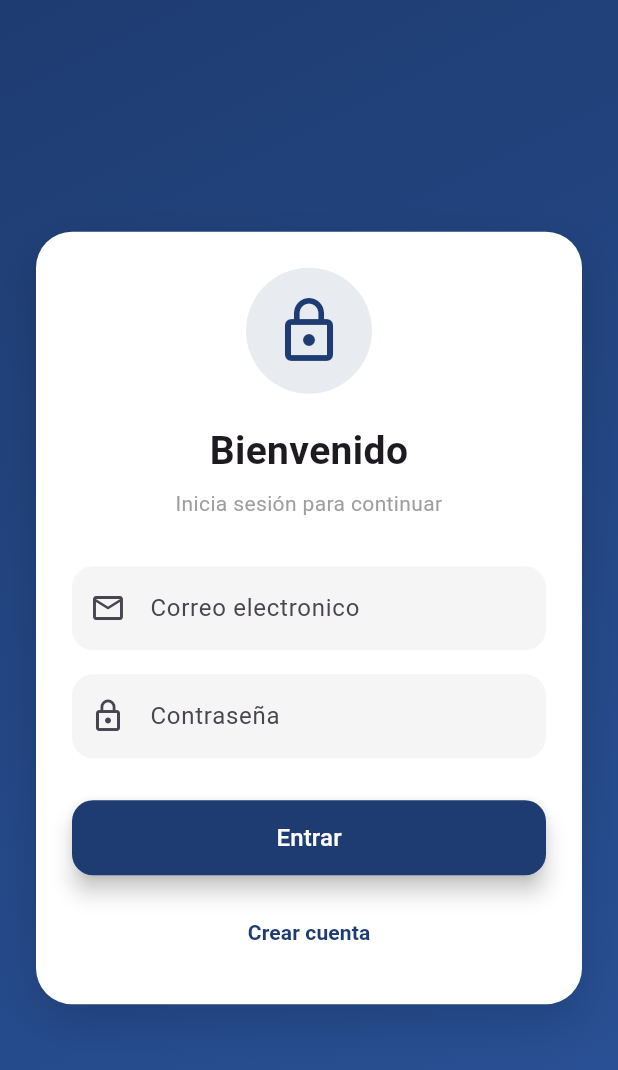
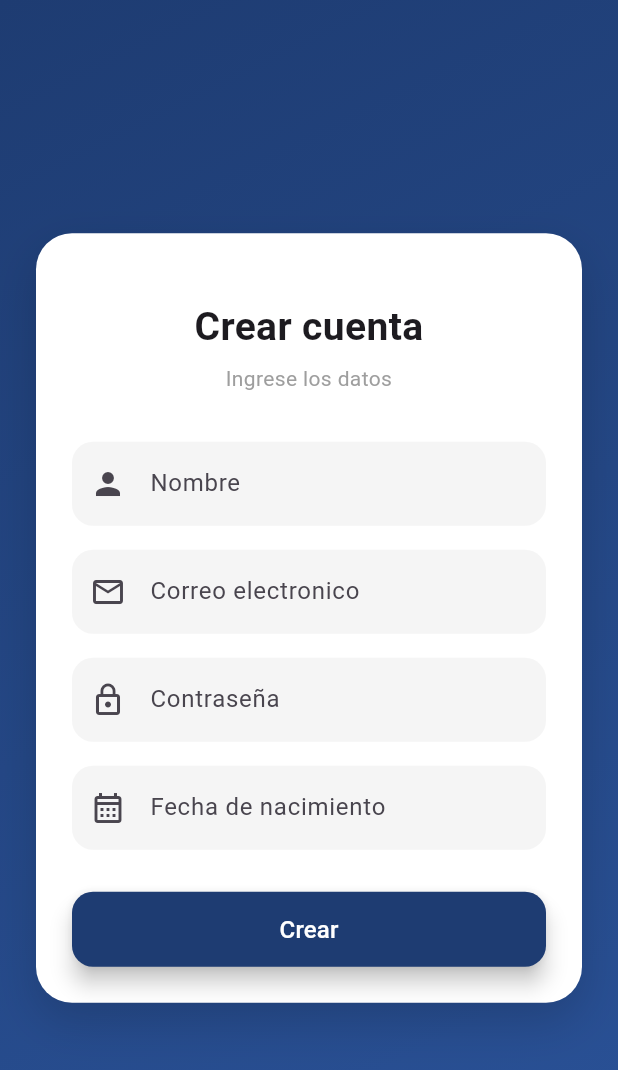
Before and after one commit to andalcivar001/EcommercePrueba, a Flutter app: the screen it shows after launch, after a tap on "Crear cuenta", on a phone screen of 412 x 824 dp. Shown: the top 1070 px of the screen. Run offline on Flutter 3.47's test engine with Material 3 defaults, Android fonts, the phone set to English and light mode, and no system bars; our stand-ins replace equatable, flutter_bloc, fluttertoast, get_it, injectable.

Commit message:
se crea page de register

```diff
--- a/lib/main.dart
+++ b/lib/main.dart
@@ -1,6 +1,7 @@
 import 'package:ecommerce_prueba/injection.dart';
 import 'package:ecommerce_prueba/src/presentation/BlocProviders.dart';
 import 'package:ecommerce_prueba/src/presentation/pages/auth/login/LoginPage.dart';
+import 'package:ecommerce_prueba/src/presentation/pages/auth/register/RegisterPage.dart';
 import 'package:ecommerce_prueba/src/presentation/pages/menu/MenuPage.dart';
 import 'package:flutter/material.dart';
 import 'package:flutter_bloc/flutter_bloc.dart';
@@ -31,6 +32,7 @@ class MyApp extends StatelessWidget {
         initialRoute: 'login',
         routes: {
           'login': (BuildContext context) => LoginPage(),
+          'register': (BuildContext context) => RegisterPage(),
           'menu': (BuildContext context) => MenuPage(),
         },
       ),
--- a/lib/src/data/api/ApiConfig.dart
+++ b/lib/src/data/api/ApiConfig.dart
@@ -1,3 +1,3 @@
 class Apiconfig {
-  static const String API_ECOMMERCE = "192.168.100.8:3000";
+  static const String API_ECOMMERCE = "10.72.20.131:3000";
 }
--- a/lib/src/data/datasource/remote/services/AuthService.dart
+++ b/lib/src/data/datasource/remote/services/AuthService.dart
@@ -31,8 +31,10 @@ class AuthService {
       Uri url = Uri.http(Apiconfig.API_ECOMMERCE, '/auth/register');
       Map<String, String> headers = {"Content-Type": "application/json"};
       String body = json.encode(user.toJson());
-      print('body  $body');
       final response = await http.post(url, headers: headers, body: body);
+      print(
+        'response service ${response.body} response.status ${response.statusCode}',
+      );
       final data = json.decode(response.body);
       if (response.statusCode == 201 || response.statusCode == 200) {
         AuthResponse authResponse = AuthResponse.fromJson(data);
--- a/lib/src/domain/models/User.dart
+++ b/lib/src/domain/models/User.dart
@@ -9,7 +9,7 @@ class User {
   String nombre;
   String? email;
   String? password;
-  DateTime fechaNacimiento;
+  String? fechaNacimiento;
   String? image;
 
   User({
@@ -17,7 +17,7 @@ class User {
     required this.nombre,
     this.email,
     this.password,
-    required this.fechaNacimiento,
+    this.fechaNacimiento,
     this.image,
   });
 
@@ -31,7 +31,7 @@ class User {
     nombre: json["nombre"],
     email: json["email"],
     password: json["password"] ?? '',
-    fechaNacimiento: DateTime.parse(json["fecha_nacimiento"]),
+    fechaNacimiento: json["fecha_nacimiento"] ?? '',
     image: json["image"],
   );
 
@@ -40,8 +40,7 @@ class User {
     "nombre": nombre,
     "email": email,
     "password": password,
-    "fecha_nacimiento":
-        "${fechaNacimiento.year.toString().padLeft(4, '0')}-${fechaNacimiento.month.toString().padLeft(2, '0')}-${fechaNacimiento.day.toString().padLeft(2, '0')}",
+    "fecha_nacimiento": fechaNacimiento,
     "image": image,
   };
 }
--- a/lib/src/domain/useCases/auth/RegisterUseCase.dart
+++ b/lib/src/domain/useCases/auth/RegisterUseCase.dart
@@ -5,5 +5,5 @@ class RegisterUseCase {
   AuthRepository authRepository;
 
   RegisterUseCase(this.authRepository);
-  ru(User user) => authRepository.register(user);
+  run(User user) => authRepository.register(user);
 }
--- a/lib/src/presentation/BlocProviders.dart
+++ b/lib/src/presentation/BlocProviders.dart
@@ -2,6 +2,8 @@ import 'package:ecommerce_prueba/injection.dart';
 import 'package:ecommerce_prueba/src/domain/useCases/auth/AuthUseCases.dart';
 import 'package:ecommerce_prueba/src/presentation/pages/auth/login/bloc/LoginBloc.dart';
 import 'package:ecommerce_prueba/src/presentation/pages/auth/login/bloc/LoginEvent.dart';
+import 'package:ecommerce_prueba/src/presentation/pages/auth/register/bloc/RegisterBloc.dart';
+import 'package:ecommerce_prueba/src/presentation/pages/auth/register/bloc/RegisterEvent.dart';
 import 'package:flutter_bloc/flutter_bloc.dart';
 
 List<BlocProvider> blocProviders = [
@@ -9,4 +11,9 @@ List<BlocProvider> blocProviders = [
     create: (context) =>
         LoginBloc(locator<AuthUseCases>())..add(InitLoginEvent()),
   ),
+
+  BlocProvider<RegisterBloc>(
+    create: (context) =>
+        RegisterBloc(locator<AuthUseCases>())..add(InitRegisterEvent()),
+  ),
 ];
--- a/lib/src/presentation/pages/auth/login/LoginContent.dart
+++ b/lib/src/presentation/pages/auth/login/LoginContent.dart
@@ -3,18 +3,53 @@ import 'package:ecommerce_prueba/src/presentation/pages/auth/login/bloc/LoginEve
 import 'package:ecommerce_prueba/src/presentation/pages/auth/login/bloc/LoginState.dart';
 import 'package:ecommerce_prueba/src/presentation/utils/BlocFormItem.dart';
 import 'package:ecommerce_prueba/src/presentation/widgets/AppToast.dart';
+import 'package:ecommerce_prueba/src/presentation/widgets/DefaultButton.dart';
 import 'package:ecommerce_prueba/src/presentation/widgets/DefaultTextField.dart';
-import 'package:ecommerce_prueba/src/presentation/widgets/DefualtButton.dart';
 import 'package:flutter/material.dart';
 
 class LoginContent extends StatelessWidget {
   final LoginBloc? _bloc;
   final LoginState _state;
 
-  const LoginContent(this._bloc, this._state, {super.key});
+  LoginContent(this._bloc, this._state);
 
   @override
   Widget build(BuildContext context) {
+    return _buildBackground(
+      child: Center(
+        child: SingleChildScrollView(
+          padding: const EdgeInsets.all(24),
+          child: Form(
+            key: _state.formKey,
+            child: _buildCard(
+              child: Column(
+                crossAxisAlignment: CrossAxisAlignment.stretch,
+                children: [
+                  _buildHeader(),
+                  const SizedBox(height: 32),
+
+                  _textEmail(),
+                  const SizedBox(height: 16),
+
+                  _textPassword(),
+                  const SizedBox(height: 28),
+
+                  _buttonEntrar(),
+                  const SizedBox(height: 14),
+
+                  _buildCreateAccount(context),
+                ],
+              ),
+            ),
+          ),
+        ),
+      ),
+    );
+  }
+
+  // ====== Widgets privados "clave" (no todos) ======
+
+  Widget _buildBackground({required Widget child}) {
     return Container(
       decoration: const BoxDecoration(
         gradient: LinearGradient(
@@ -23,12 +58,12 @@ class LoginContent extends StatelessWidget {
           end: Alignment.bottomRight,
         ),
       ),
-      child: Center(
-        child: SingleChildScrollView(
-          padding: const EdgeInsets.all(24),
-          child: Form(
-            key: _state.formKey,
-            child: Container(
+      child: child,
+    );
+  }
+
+  Widget _buildCard({required Widget child}) {
+    return Container(
       padding: const EdgeInsets.all(24),
       decoration: BoxDecoration(
         color: Colors.white,
@@ -41,10 +76,13 @@ class LoginContent extends StatelessWidget {
           ),
         ],
       ),
-              child: Column(
-                crossAxisAlignment: CrossAxisAlignment.stretch,
+      child: child,
+    );
+  }
+
+  Widget _buildHeader() {
+    return Column(
       children: [
-                  // 🔒 Icono
         Center(
           child: Container(
             padding: const EdgeInsets.all(18),
@@ -59,10 +97,7 @@ class LoginContent extends StatelessWidget {
             ),
           ),
         ),
-
         const SizedBox(height: 20),
-
-                  // 📝 Título
         const Text(
           'Bienvenido',
           textAlign: TextAlign.center,
@@ -74,49 +109,47 @@ class LoginContent extends StatelessWidget {
           textAlign: TextAlign.center,
           style: TextStyle(color: Colors.grey),
         ),
-                  const SizedBox(height: 32),
-                  // 📧 Email
-                  _textEmail(),
-                  const SizedBox(height: 16),
+      ],
+    );
+  }
 
-                  // 🔑 Password
-                  _textPassword(),
-
-                  const SizedBox(height: 28),
-
-                  // 🔘 Botón Entrar
-                  _buttonEntrar(),
-
-                  const SizedBox(height: 14),
-
-                  // 🆕 Crear cuenta
-                  TextButton(
-                    onPressed: () {},
-                    child: const Text(
+  Widget _buildCreateAccount(BuildContext context) {
+    return Row(
+      mainAxisAlignment: MainAxisAlignment.center,
+      children: [
+        Text(
+          '¿No tienes cuenta? ',
+          style: TextStyle(color: Colors.grey.shade600),
+        ),
+        InkWell(
+          onTap: () {
+            // TODO: Navegar a Register
+            Navigator.pushNamed(context, 'register');
+          },
+          borderRadius: BorderRadius.circular(8),
+          child: const Padding(
+            padding: EdgeInsets.symmetric(horizontal: 6, vertical: 4),
+            child: Text(
               'Crear cuenta',
               style: TextStyle(
-                        fontWeight: FontWeight.w600,
                 color: Color(0xFF1E3C72),
+                fontWeight: FontWeight.w700,
+                decoration: TextDecoration.underline,
+              ),
             ),
           ),
         ),
       ],
-              ),
-            ),
-          ),
-        ),
-      ),
     );
   }
 
-  // 🎨 Decoración reusable
+  // ====== Tus widgets existentes ======
 
   Widget _textEmail() {
     return DefaultTextField(
       label: 'Correo electronico',
       icon: Icons.email_outlined,
       textInputType: TextInputType.emailAddress,
-
       onChanged: (text) {
         _bloc?.add(EmailChangedLoginEvent(email: BlocFormItem(value: text)));
       },
--- a/lib/src/presentation/pages/auth/login/bloc/LoginBloc.dart
+++ b/lib/src/presentation/pages/auth/login/bloc/LoginBloc.dart
@@ -28,7 +28,6 @@ class LoginBloc extends Bloc<LoginEvent, LoginState> {
     EmailChangedLoginEvent event,
     Emitter<LoginState> emit,
   ) async {
-    print('EMAIL CHANGED: ${event.email.value}');
     emit(
       state.coypWith(
         email: BlocFormItem(
@@ -44,7 +43,6 @@ class LoginBloc extends Bloc<LoginEvent, LoginState> {
     PasswordChangedLoginEvent event,
     Emitter<LoginState> emit,
   ) async {
-    print('PASSWORD CHANGED: ${event.password.value}');
     emit(
       state.coypWith(
         password: BlocFormItem(
--- /dev/null
+++ b/lib/src/presentation/pages/auth/register/RegisterContent.dart
@@ -0,0 +1,202 @@
+import 'package:ecommerce_prueba/src/presentation/pages/auth/register/bloc/RegisterBloc.dart';
+import 'package:ecommerce_prueba/src/presentation/pages/auth/register/bloc/RegisterEvent.dart';
+import 'package:ecommerce_prueba/src/presentation/pages/auth/register/bloc/RegisterState.dart';
+import 'package:ecommerce_prueba/src/presentation/utils/BlocFormItem.dart';
+import 'package:ecommerce_prueba/src/presentation/widgets/AppToast.dart';
+import 'package:ecommerce_prueba/src/presentation/widgets/DefaultTextField.dart';
+import 'package:ecommerce_prueba/src/presentation/widgets/DefaultButton.dart';
+import 'package:flutter/material.dart';
+
+class RegisterContent extends StatelessWidget {
+  RegisterBloc? _bloc;
+  RegisterState _state;
+
+  RegisterContent(this._bloc, this._state);
+
+  @override
+  Widget build(BuildContext context) {
+    return _buildBackground(
+      child: Center(
+        child: SingleChildScrollView(
+          padding: EdgeInsets.all(24),
+          child: Form(
+            key: _state.formKey,
+            child: _buildCard(
+              child: Column(
+                crossAxisAlignment: CrossAxisAlignment.stretch,
+                children: [
+                  _buildHeader(),
+                  SizedBox(height: 32),
+                  _textNombre(),
+                  SizedBox(height: 16),
+                  _textEmail(),
+                  SizedBox(height: 16),
+                  _textPassword(),
+                  SizedBox(height: 16),
+                  _textFechaNacimiento(context),
+                  SizedBox(height: 28),
+                  _buttonCrear(),
+                ],
+              ),
+            ),
+          ),
+        ),
+      ),
+    );
+  }
+
+  // ====== Widgets privados "clave" (no todos) ======
+
+  Widget _buildBackground({required Widget child}) {
+    return Container(
+      decoration: const BoxDecoration(
+        gradient: LinearGradient(
+          colors: [Color(0xFF1E3C72), Color(0xFF2A5298)],
+          begin: Alignment.topLeft,
+          end: Alignment.bottomRight,
+        ),
+      ),
+      child: child,
+    );
+  }
+
+  Widget _buildCard({required Widget child}) {
+    return Container(
+      padding: const EdgeInsets.all(24),
+      decoration: BoxDecoration(
+        color: Colors.white,
+        borderRadius: BorderRadius.circular(24),
+        boxShadow: [
+          BoxShadow(
+            color: Colors.black.withValues(alpha: 0.15),
+            blurRadius: 25,
+            offset: const Offset(0, 12),
+          ),
+        ],
+      ),
+      child: child,
+    );
+  }
+
+  Widget _buildHeader() {
+    return Column(
+      children: [
+        const SizedBox(height: 20),
+        const Text(
+          'Crear cuenta',
+          textAlign: TextAlign.center,
+          style: TextStyle(fontSize: 26, fontWeight: FontWeight.bold),
+        ),
+        const SizedBox(height: 6),
+        const Text(
+          'Ingrese los datos',
+          textAlign: TextAlign.center,
+          style: TextStyle(color: Colors.grey),
+        ),
+      ],
+    );
+  }
+
+  // ====== Tus widgets existentes ======
+
+  Widget _textNombre() {
+    return DefaultTextField(
+      label: 'Nombre',
+      icon: Icons.person,
+      textInputType: TextInputType.emailAddress,
+      textInputAction: TextInputAction.next,
+      autofillHints: const [AutofillHints.name],
+      onChanged: (text) {
+        _bloc?.add(NameChangedRegisterEvent(nombre: BlocFormItem(value: text)));
+      },
+      validator: (value) {
+        return _state.nombre.error;
+      },
+    );
+  }
+
+  Widget _textEmail() {
+    return DefaultTextField(
+      label: 'Correo electronico',
+      icon: Icons.email_outlined,
+      textInputAction: TextInputAction.next,
+      autofillHints: const [AutofillHints.email],
+      textInputType: TextInputType.emailAddress,
+      onChanged: (text) {
+        _bloc?.add(EmailChangedRegisterEvent(email: BlocFormItem(value: text)));
+      },
+      validator: (value) {
+        return _state.email.error;
+      },
+    );
+  }
+
+  Widget _textPassword() {
+    return DefaultTextField(
+      label: 'Contraseña',
+      icon: Icons.lock_outline,
+      textInputAction: TextInputAction.next,
+      autofillHints: const [AutofillHints.newPassword],
+
+      validator: (value) {
+        return _state.password.error;
+      },
+      obscureText: true,
+      onChanged: (text) {
+        _bloc?.add(
+          PasswordChangedRegisterEvent(password: BlocFormItem(value: text)),
+        );
+      },
+    );
+  }
+
+  Widget _textFechaNacimiento(BuildContext context) {
+    final controller = TextEditingController(
+      text: _state
+          .fechaNacimiento
+          .value, // aquí debe estar el string "dd/MM/yyyy"
+    );
+
+    return DefaultTextField(
+      label: 'Fecha de nacimiento',
+      icon: Icons.calendar_month_outlined,
+      controller: controller,
+      readOnly: true,
+      onTap: () async {
+        final picked = await showDatePicker(
+          context: context,
+          initialDate: DateTime.now(),
+          firstDate: DateTime(1900),
+          lastDate: DateTime(2100),
+        );
+
+        if (picked == null) return;
+
+        final formatted =
+            "${picked.year}-"
+            "${picked.month.toString().padLeft(2, '0')}-"
+            "${picked.day.toString().padLeft(2, '0')}";
+
+        _bloc?.add(
+          FechaNacimientoChangedRegisterEvent(
+            fechaNacimiento: BlocFormItem(value: formatted),
+          ),
+        );
+      },
+      validator: (_) => _state.fechaNacimiento.error,
+    );
+  }
+
+  Widget _buttonCrear() {
+    return DefaultButton(
+      text: 'Crear',
+      onPressed: () {
+        if (_state.formKey!.currentState!.validate()) {
+          _bloc?.add(SubmittedRegisterEvent());
+        } else {
+          AppToast.error('Formulario inválido');
+        }
+      },
+    );
+  }
+}
--- a/lib/src/presentation/pages/auth/register/RegisterPage.dart
+++ b/lib/src/presentation/pages/auth/register/RegisterPage.dart
@@ -0,0 +1,58 @@
+import 'package:ecommerce_prueba/src/domain/utils/Resource.dart';
+import 'package:ecommerce_prueba/src/presentation/pages/auth/register/RegisterContent.dart';
+import 'package:ecommerce_prueba/src/presentation/pages/auth/register/bloc/RegisterBloc.dart';
+import 'package:ecommerce_prueba/src/presentation/pages/auth/register/bloc/RegisterEvent.dart';
+import 'package:ecommerce_prueba/src/presentation/pages/auth/register/bloc/RegisterState.dart';
+import 'package:ecommerce_prueba/src/presentation/widgets/AppToast.dart';
+import 'package:flutter/material.dart';
+import 'package:flutter_bloc/flutter_bloc.dart';
+
+class RegisterPage extends StatefulWidget {
+  const RegisterPage({super.key});
+
+  @override
+  State<RegisterPage> createState() => _RegisterPageState();
+}
+
+class _RegisterPageState extends State<RegisterPage> {
+  RegisterBloc? _bloc;
+
+  @override
+  Widget build(BuildContext context) {
+    _bloc = BlocProvider.of<RegisterBloc>(context);
+    return Scaffold(
+      body: Center(
+        child: BlocListener<RegisterBloc, RegisterState>(
+          listener: (context, state) {
+            final responseState = state.response;
+            if (responseState is Error) {
+              AppToast.error(responseState.message);
+            } else if (responseState is Success) {
+              AppToast.success('Usuario creado correctamente');
+              _bloc?.add(ResetFormRegisterEvent());
+            }
+          },
+          child: BlocBuilder<RegisterBloc, RegisterState>(
+            builder: (context, state) {
+              final r = state.response;
+
+              return Stack(
+                children: [
+                  RegisterContent(_bloc, state),
+
+                  if (r is Loading)
+                    const Positioned.fill(
+                      child: ColoredBox(
+                        color: Color(0x66000000),
+                        child: Center(child: CircularProgressIndicator()),
+                      ),
+                    ),
+                ],
+              );
+            },
+          ),
+        ),
+      ),
+    );
+  }
+}
--- a/lib/src/presentation/pages/auth/register/bloc/RegisterBloc.dart
+++ b/lib/src/presentation/pages/auth/register/bloc/RegisterBloc.dart
@@ -33,6 +33,17 @@ class RegisterBloc extends Bloc<RegisterEvent, RegisterState> {
     ResetFormRegisterEvent event,
     Emitter<RegisterState> emit,
   ) async {
+    emit(
+      state.coypWith(
+        nombre: const BlocFormItem(value: ''),
+        email: const BlocFormItem(value: ''),
+        password: const BlocFormItem(value: ''),
+        fechaNacimiento: const BlocFormItem(value: ''),
+        response: Initial(), // o Initial(), según tu Resource
+        formKey: formKey,
+      ),
+    );
+
     state.formKey?.currentState?.reset();
   }
 
@@ -41,11 +52,13 @@ class RegisterBloc extends Bloc<RegisterEvent, RegisterState> {
     Emitter<RegisterState> emit,
   ) async {
     {
+      print('nombre ${event.nombre.value}');
+
       emit(
         state.coypWith(
           nombre: BlocFormItem(
-            value: event.name.value,
-            error: event.name.value.isNotEmpty ? null : 'Ingrese el nombre',
+            value: event.nombre.value,
+            error: event.nombre.value.isNotEmpty ? null : 'Ingrese el nombre',
           ),
           formKey: formKey,
         ),
@@ -57,6 +70,7 @@ class RegisterBloc extends Bloc<RegisterEvent, RegisterState> {
     EmailChangedRegisterEvent event,
     Emitter<RegisterState> emit,
   ) async {
+    print('email ${event.email.value}');
     emit(
       state.coypWith(
         email: BlocFormItem(
@@ -72,6 +86,8 @@ class RegisterBloc extends Bloc<RegisterEvent, RegisterState> {
     PasswordChangedRegisterEvent event,
     Emitter<RegisterState> emit,
   ) async {
+    print('password changed ${event.password.value}');
+
     emit(
       state.coypWith(
         password: BlocFormItem(
@@ -89,6 +105,7 @@ class RegisterBloc extends Bloc<RegisterEvent, RegisterState> {
     FechaNacimientoChangedRegisterEvent event,
     Emitter<RegisterState> emit,
   ) async {
+    print('fecha nacimiento changed ${event.fechaNacimiento.value}');
     emit(
       state.coypWith(
         fechaNacimiento: BlocFormItem(
@@ -108,9 +125,10 @@ class RegisterBloc extends Bloc<RegisterEvent, RegisterState> {
   ) async {
     emit(state.coypWith(response: Loading(), formKey: formKey));
 
-    Resource<AuthResponse> response = await authUseCases.register.ru(
+    Resource<AuthResponse> response = await authUseCases.register.run(
       state.toUser(),
     );
+
     emit(state.coypWith(response: response, formKey: formKey));
   }
 }
--- a/lib/src/presentation/pages/auth/register/bloc/RegisterEvent.dart
+++ b/lib/src/presentation/pages/auth/register/bloc/RegisterEvent.dart
@@ -16,10 +16,10 @@ class ResetFormRegisterEvent extends RegisterEvent {
 }
 
 class NameChangedRegisterEvent extends RegisterEvent {
-  final BlocFormItem name;
-  const NameChangedRegisterEvent({required this.name});
+  final BlocFormItem nombre;
+  const NameChangedRegisterEvent({required this.nombre});
   @override
-  List<Object?> get props => [name];
+  List<Object?> get props => [nombre];
 }
 
 class EmailChangedRegisterEvent extends RegisterEvent {
--- a/lib/src/presentation/pages/auth/register/bloc/RegisterState.dart
+++ b/lib/src/presentation/pages/auth/register/bloc/RegisterState.dart
@@ -3,7 +3,6 @@ import 'package:ecommerce_prueba/src/domain/utils/Resource.dart';
 import 'package:ecommerce_prueba/src/presentation/utils/BlocFormItem.dart';
 import 'package:equatable/equatable.dart';
 import 'package:flutter/material.dart';
-import 'package:intl/intl.dart';
 
 class RegisterState extends Equatable {
   final BlocFormItem nombre;
@@ -28,7 +27,7 @@ class RegisterState extends Equatable {
     nombre: nombre.value,
     email: email.value,
     password: password.value,
-    fechaNacimiento: DateFormat('yyyy-MM-dd').parse(fechaNacimiento.value),
+    fechaNacimiento: fechaNacimiento.value,
   );
 
   RegisterState coypWith({
--- a/lib/src/presentation/widgets/DefaultTextField.dart
+++ b/lib/src/presentation/widgets/DefaultTextField.dart
@@ -8,6 +8,11 @@ class DefaultTextField extends StatelessWidget {
   String? initialValue;
   Function(String)? onChanged;
   String? Function(String?)? validator;
+  TextEditingController? controller;
+  bool readOnly;
+  VoidCallback? onTap;
+  TextInputAction? textInputAction;
+  Iterable<String>? autofillHints;
 
   DefaultTextField({
     Key? key,
@@ -18,6 +23,11 @@ class DefaultTextField extends StatelessWidget {
     this.initialValue,
     this.onChanged,
     this.validator,
+    this.controller,
+    this.readOnly = false,
+    this.onTap,
+    this.textInputAction,
+    this.autofillHints,
   }) : super(key: key);
 
   @override
@@ -28,9 +38,14 @@ class DefaultTextField extends StatelessWidget {
       onChanged: (text) {
         onChanged!(text);
       },
+      onTap: onTap,
       keyboardType: textInputType,
       validator: validator,
       decoration: _inputDecoration(label: label, icon: icon),
+      controller: controller,
+      readOnly: readOnly,
+      textInputAction: textInputAction,
+      autofillHints: autofillHints,
     );
   }
 
--- a/pubspec.yaml
+++ b/pubspec.yaml
@@ -45,7 +45,6 @@ dependencies:
   image_picker: ^1.2.0
   path: ^1.9.1
   http_parser: ^4.1.2
-  intl: ^0.20.2
 
 dev_dependencies:
   flutter_test:
```
Also changed, not shown: lib/src/presentation/widgets/DefaultIconBack.dart (added, +27 -0 lines), lib/src/presentation/widgets/DefaultButton.dart (renamed from lib/src/presentation/widgets/DefualtButton.dart). Lines whose indentation alone changed are shown as unchanged.
